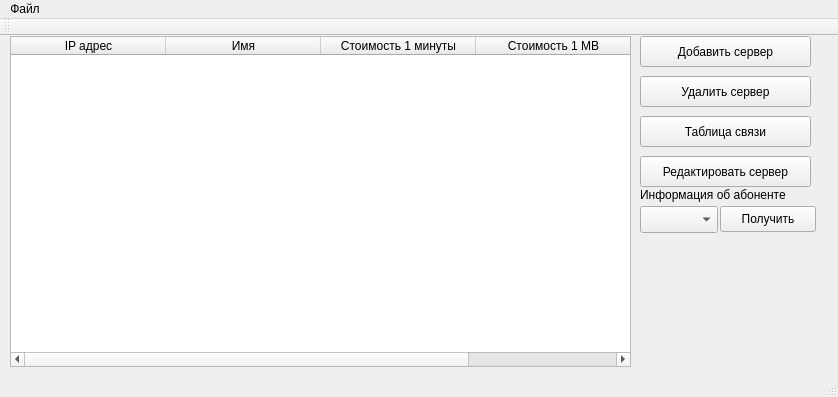
Old version of the form GuiApp/mainwindow.ui in the repository xakep666/OOP-Lab3_v22.
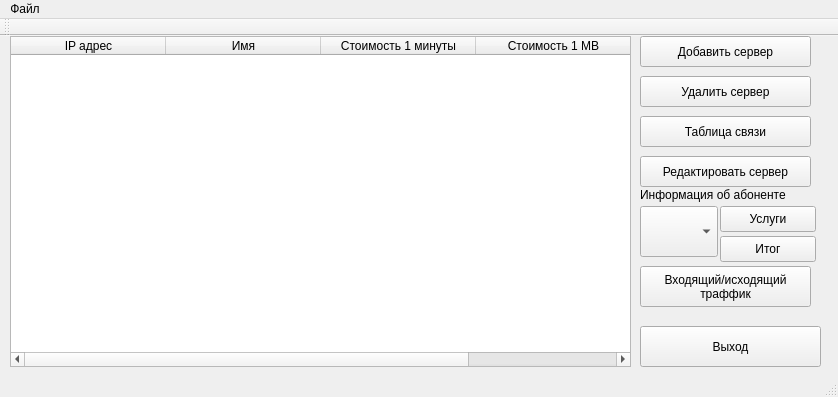
New version of the form. Custom widgets are drawn as their Qt base class.

Commit message: Implement I/O traffic counter gui and Services for abonent gui

```diff
--- a/GuiApp/mainwindow.ui
+++ b/GuiApp/mainwindow.ui
@@ -123,7 +123,7 @@
       <x>640</x>
       <y>170</y>
       <width>78</width>
-      <height>27</height>
+      <height>51</height>
      </rect>
     </property>
    </widget>
@@ -131,13 +131,13 @@
     <property name="geometry">
      <rect>
       <x>720</x>
-      <y>170</y>
+      <y>200</y>
       <width>96</width>
       <height>26</height>
      </rect>
     </property>
     <property name="text">
-     <string>Получить</string>
+     <string>Итог</string>
     </property>
    </widget>
    <widget class="QPushButton" name="editServer">
@@ -153,6 +153,46 @@
      <string>Редактировать сервер</string>
     </property>
    </widget>
+   <widget class="QPushButton" name="servicesButton">
+    <property name="geometry">
+     <rect>
+      <x>720</x>
+      <y>170</y>
+      <width>96</width>
+      <height>26</height>
+     </rect>
+    </property>
+    <property name="text">
+     <string>Услуги</string>
+    </property>
+   </widget>
+   <widget class="QPushButton" name="exitButton">
+    <property name="geometry">
+     <rect>
+      <x>640</x>
+      <y>290</y>
+      <width>181</width>
+      <height>41</height>
+     </rect>
+    </property>
+    <property name="text">
+     <string>Выход</string>
+    </property>
+   </widget>
+   <widget class="QPushButton" name="IOTrafficButton">
+    <property name="geometry">
+     <rect>
+      <x>640</x>
+      <y>230</y>
+      <width>171</width>
+      <height>41</height>
+     </rect>
+    </property>
+    <property name="text">
+     <string>Входящий/исходящий
+траффик</string>
+    </property>
+   </widget>
   </widget>
   <widget class="QMenuBar" name="menuBar">
    <property name="geometry">
```
Left out of the diff: 2 changed lines with no effect on the pictures. The commit also changes 7 other files.
